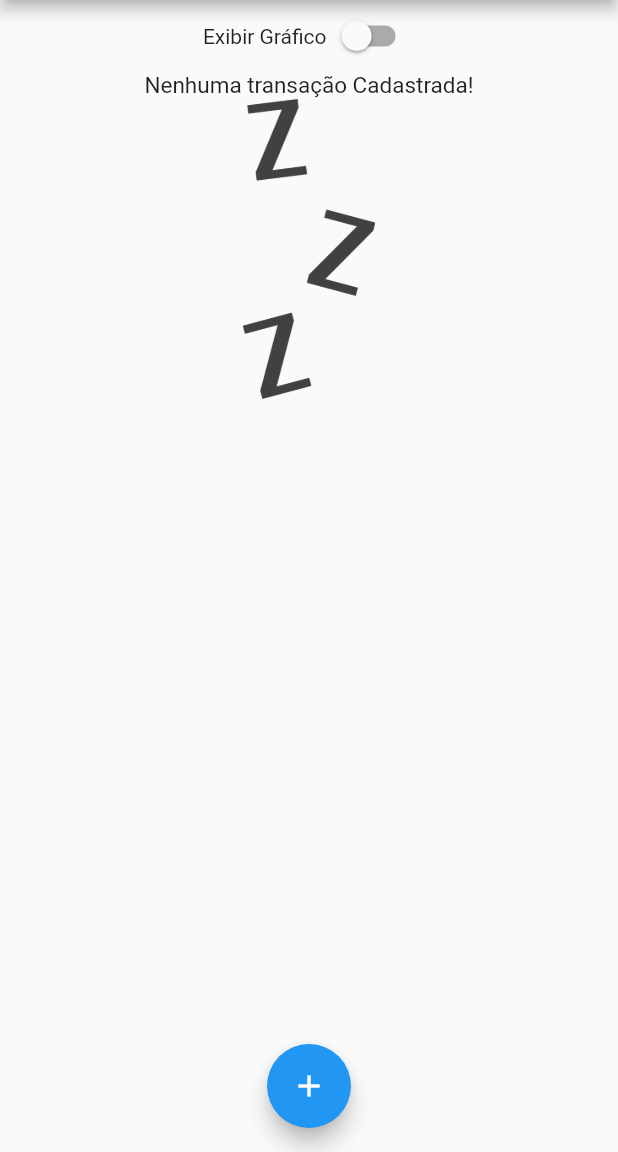
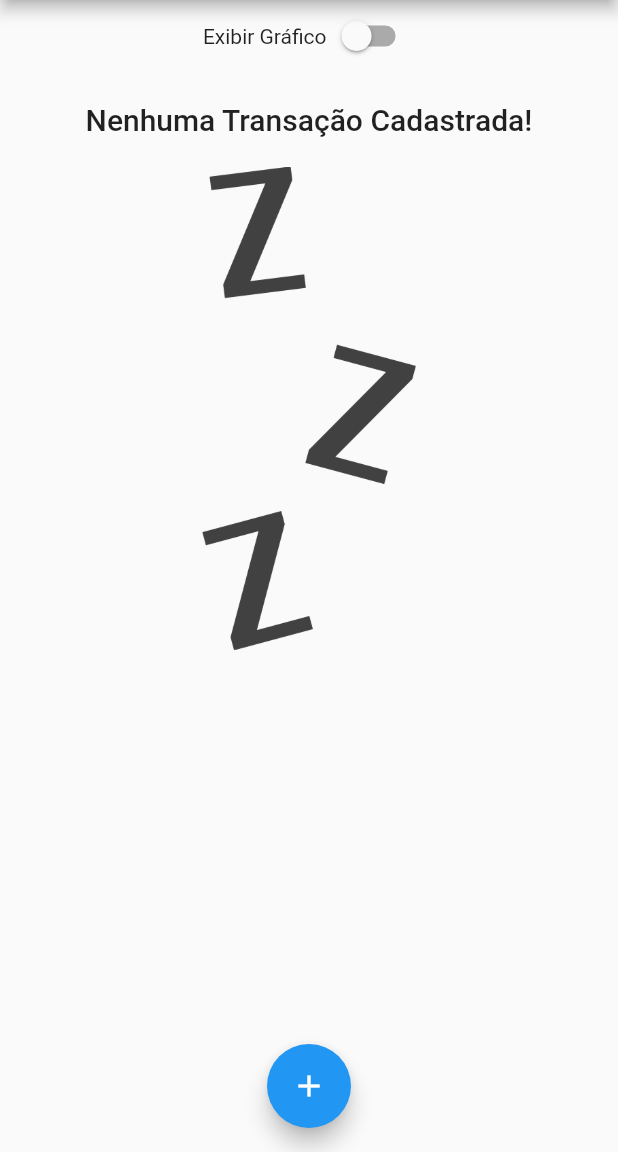
Before and after one commit to benetesla/expenses, a Flutter app: the screen it shows after launch, on a phone screen of 412 x 824 dp, the part 84-1236 px from its top. Run offline on Flutter 3.47's test engine with Material 2 defaults, Android fonts, the phone set to English and light mode, and no system bars.

Commit message:
:sparkles: adicionando um layout builder para alguns componentes

```diff
--- a/lib/components/transction_list.dart
+++ b/lib/components/transction_list.dart
@@ -12,23 +12,24 @@ class TransactionList extends StatelessWidget {
   @override
   Widget build(BuildContext context) {
     return transactions.isEmpty
-        ? Column(
+        ? LayoutBuilder(
+            builder: (context, constraints) => Column(
                   children: [
-              const Text(
-                'Nenhuma transação Cadastrada!',
-                style: TextStyle(
-                  fontSize: 15,
+                    const SizedBox(height: 20),
+                    Text(
+                      'Nenhuma Transação Cadastrada!',
+                      style: Theme.of(context).textTheme.headline6,
                     ),
-              ),
-              Container(
-                height: 200,
+                    const SizedBox(height: 20),
+                    SizedBox(
+                      height: constraints.maxHeight * .6,
                       child: Image.asset(
                         'assets/images/waiting.png',
                         fit: BoxFit.cover,
                       ),
-              )
+                    ),
                   ],
-          )
+                ))
         : ListView.builder(
             itemCount: transactions.length,
             itemBuilder: (ctx, index) {
```
Lines whose indentation alone changed are shown as unchanged.
